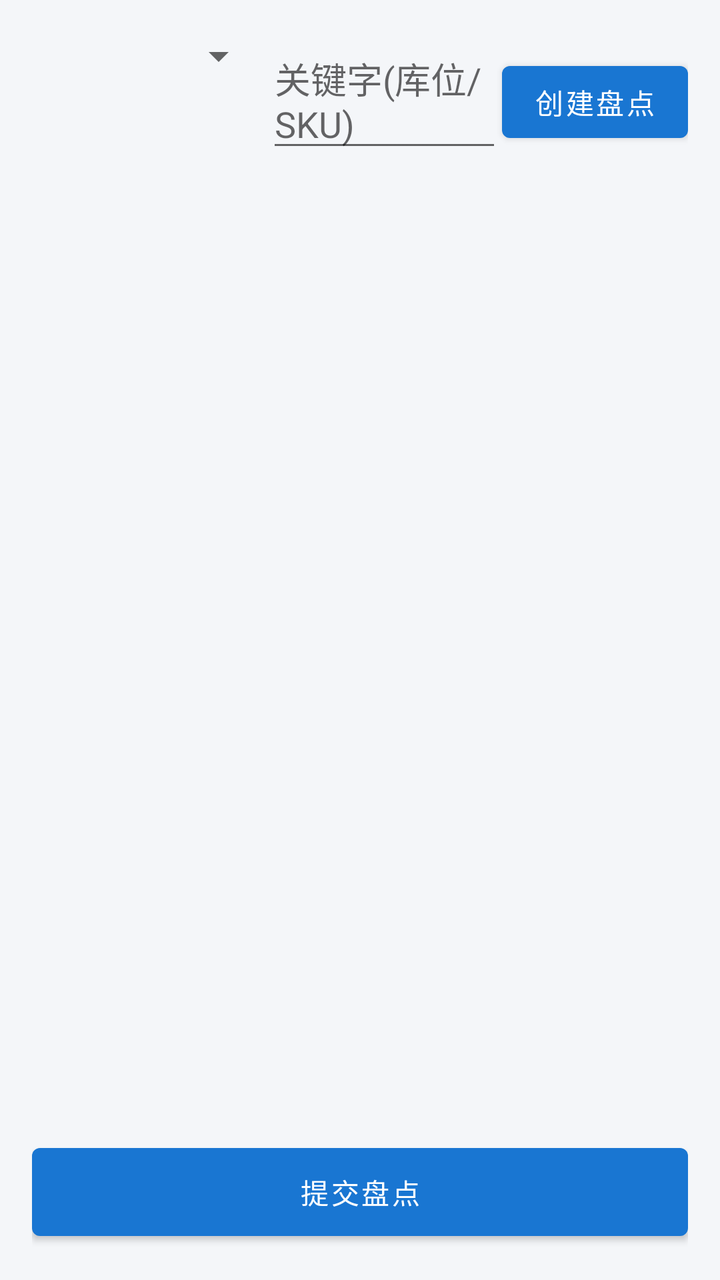
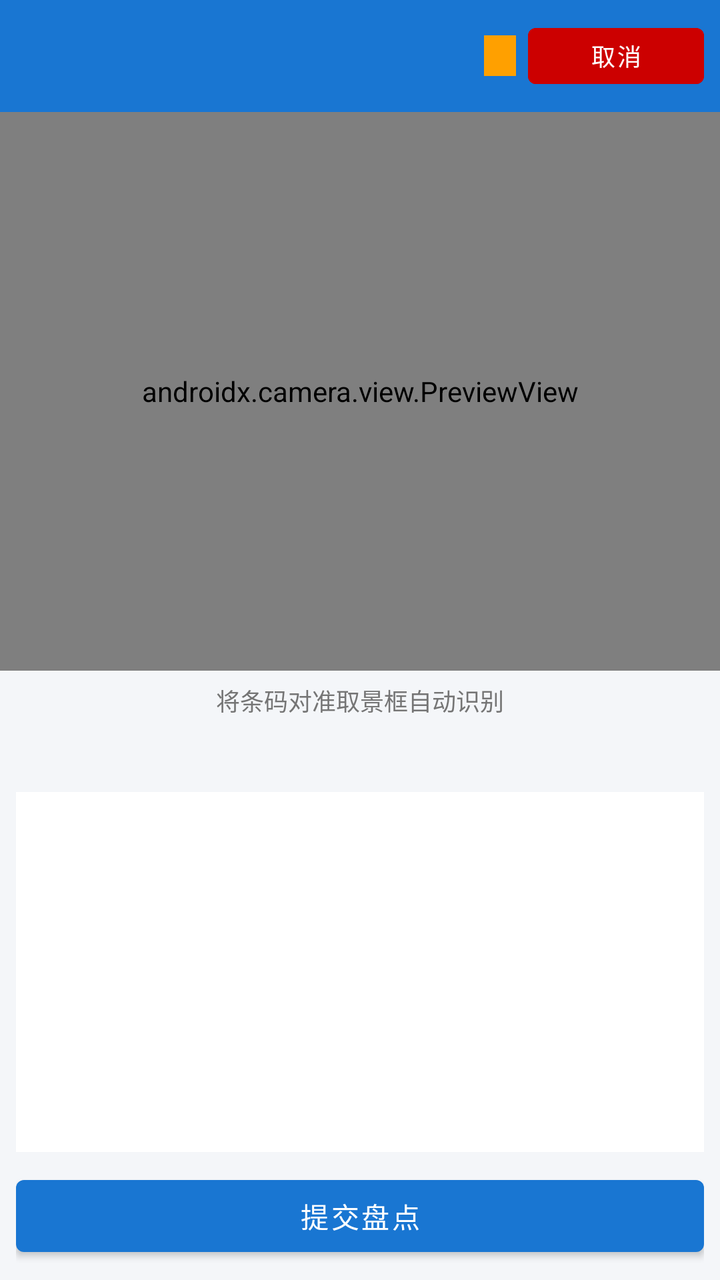

An Android layout rendered at two revisions. The XML below is the earlier revision; the diff shows what the commit changed to produce the second picture.
<!-- AndroidManifest.xml: application theme Theme.SimpleWmsPda -->
<!-- res/layout/activity_stock_check.xml -->
<?xml version="1.0" encoding="utf-8"?>
<LinearLayout xmlns:android="http://schemas.android.com/apk/res/android"
    android:layout_width="match_parent"
    android:layout_height="match_parent"
    android:orientation="vertical"
    android:padding="16dp">

    <LinearLayout
        android:layout_width="match_parent"
        android:layout_height="wrap_content"
        android:orientation="horizontal">

        <Spinner
            android:id="@+id/spScope"
            android:layout_width="0dp"
            android:layout_height="wrap_content"
            android:layout_weight="1" />

        <com.google.android.material.textfield.TextInputEditText
            android:id="@+id/etKeyword"
            android:layout_width="0dp"
            android:layout_height="wrap_content"
            android:layout_weight="1"
            android:hint="关键字(库位/SKU)" />

        <Button
            android:id="@+id/btnCreate"
            android:layout_width="wrap_content"
            android:layout_height="wrap_content"
            android:text="创建盘点" />
    </LinearLayout>

    <TextView
        android:id="@+id/tvProgress"
        android:layout_width="wrap_content"
        android:layout_height="wrap_content"
        android:layout_marginTop="8dp"
        android:textSize="16sp"
        android:textStyle="bold" />

    <androidx.recyclerview.widget.RecyclerView
        android:id="@+id/rv"
        android:layout_width="match_parent"
        android:layout_height="0dp"
        android:layout_weight="1"
        android:layout_marginTop="8dp" />

    <Button
        android:id="@+id/btnCommit"
        android:layout_width="match_parent"
        android:layout_height="56dp"
        android:text="提交盘点" />
</LinearLayout>
<!-- resources referenced by this layout -->
<resources>
  <style name="Theme.SimpleWmsPda" parent="Theme.MaterialComponents.Light.NoActionBar">
          <item name="colorPrimary">@color/primary</item>
          <item name="colorPrimaryDark">@color/primary_dark</item>
          <item name="colorAccent">@color/accent</item>
          <item name="android:windowBackground">@color/bg</item>
      </style>
  <color name="primary">#1976D2</color>
  <color name="primary_dark">#0D47A1</color>
  <color name="accent">#03DAC5</color>
  <color name="bg">#F4F6F9</color>
</resources>

<!-- the commit's change to res/layout/activity_stock_check.xml (unified diff, before → after) -->
@@ -2,52 +2,99 @@
 <LinearLayout xmlns:android="http://schemas.android.com/apk/res/android"
     android:layout_width="match_parent"
     android:layout_height="match_parent"
-    android:orientation="vertical"
-    android:padding="16dp">
+    android:orientation="vertical">
 
+    
     <LinearLayout
         android:layout_width="match_parent"
         android:layout_height="wrap_content"
-        android:orientation="horizontal">
+        android:orientation="horizontal"
+        android:gravity="center_vertical"
+        android:padding="8dp"
+        android:background="@color/primary">
 
-        <Spinner
-            android:id="@+id/spScope"
-            android:layout_width="0dp"
-            android:layout_height="wrap_content"
-            android:layout_weight="1" />
-
-        <com.google.android.material.textfield.TextInputEditText
-            android:id="@+id/etKeyword"
+        <TextView
+            android:id="@+id/tvCheckNo"
             android:layout_width="0dp"
             android:layout_height="wrap_content"
             android:layout_weight="1"
-            android:hint="关键字(库位/SKU)" />
+            android:textColor="@color/white"
+            android:textSize="15sp"
+            android:textStyle="bold"
+            android:fontFamily="monospace"
+            android:singleLine="true"
+            android:ellipsize="end" />
+
+        <TextView
+            android:id="@+id/tvStatus"
+            android:layout_width="wrap_content"
+            android:layout_height="wrap_content"
+            android:textColor="@color/white"
+            android:textSize="12sp"
+            android:textStyle="bold"
+            android:paddingStart="8dp"
+            android:paddingEnd="8dp"
+            android:paddingTop="2dp"
+            android:paddingBottom="2dp"
+            android:background="#FFFFA000"
+            android:layout_marginStart="6dp"
+            android:layout_marginEnd="6dp" />
 
         <Button
-            android:id="@+id/btnCreate"
+            android:id="@+id/btnCancel"
             android:layout_width="wrap_content"
-            android:layout_height="wrap_content"
-            android:text="创建盘点" />
+            android:layout_height="40dp"
+            android:text="@string/stock_check_cancel"
+            android:textSize="12sp"
+            android:backgroundTint="@android:color/holo_red_dark" />
     </LinearLayout>
 
-    <TextView
-        android:id="@+id/tvProgress"
-        android:layout_width="wrap_content"
-        android:layout_height="wrap_content"
-        android:layout_marginTop="8dp"
-        android:textSize="16sp"
-        android:textStyle="bold" />
-
-    <androidx.recyclerview.widget.RecyclerView
-        android:id="@+id/rv"
+    
+    <androidx.camera.view.PreviewView
+        android:id="@+id/previewView"
         android:layout_width="match_parent"
         android:layout_height="0dp"
-        android:layout_weight="1"
-        android:layout_marginTop="8dp" />
+        android:layout_weight="1" />
 
-    <Button
-        android:id="@+id/btnCommit"
+    
+    <TextView
         android:layout_width="match_parent"
-        android:layout_height="56dp"
-        android:text="提交盘点" />
+        android:layout_height="wrap_content"
+        android:text="@string/outbound_scan_hint"
+        android:textSize="12sp"
+        android:textColor="@color/text_secondary"
+        android:gravity="center"
+        android:padding="6dp"
+        android:background="@color/bg" />
+
+    
+    <LinearLayout
+        android:layout_width="match_parent"
+        android:layout_height="wrap_content"
+        android:orientation="vertical"
+        android:background="@color/bg"
+        android:padding="8dp">
+
+        <TextView
+            android:id="@+id/tvCount"
+            android:layout_width="match_parent"
+            android:layout_height="wrap_content"
+            android:textSize="14sp"
+            android:textStyle="bold"
+            android:layout_marginBottom="4dp" />
+
+        <androidx.recyclerview.widget.RecyclerView
+            android:id="@+id/rvItems"
+            android:layout_width="match_parent"
+            android:layout_height="180dp"
+            android:background="@color/white" />
+
+        <Button
+            android:id="@+id/btnCommit"
+            android:layout_width="match_parent"
+            android:layout_height="48dp"
+            android:layout_marginTop="8dp"
+            android:text="@string/stock_check_commit" />
+    </LinearLayout>
+
 </LinearLayout>
<!-- resource entries referenced after the edit -->
@@ -7,6 +7,11 @@
           <item name="android:windowBackground">@color/bg</item>
       </style>
   <color name="primary">#1976D2</color>
+  <color name="text_secondary">#757575</color>
+  <color name="white">#FFFFFF</color>
+  <string name="outbound_scan_hint">将条码对准取景框自动识别</string>
+  <string name="stock_check_cancel">取消</string>
+  <string name="stock_check_commit">提交盘点</string>
   <color name="primary_dark">#0D47A1</color>
   <color name="accent">#03DAC5</color>
   <color name="bg">#F4F6F9</color>
